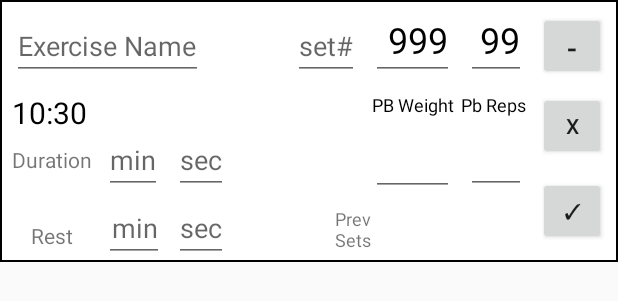
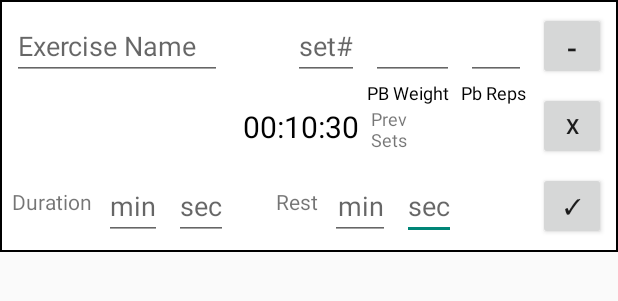
Before and after one commit to heliam1/howtobefit, an Android app: the layout expanded_exerciseset.xml on its own in the app's theme, with its tools: preview values and no code run, on a phone screen of 412 x 824 dp. Shown: the top 301 px of the screen. Run offline under Robolectric (Android 15) with nearby library versions, the phone set to English and light mode, and no system bars.

```diff
--- a/app/src/main/java/com/heliam1/HowToBeFit/models/ExerciseSet.java
+++ b/app/src/main/java/com/heliam1/HowToBeFit/models/ExerciseSet.java
@@ -159,7 +159,7 @@ public class ExerciseSet {
         return pbWeight;
     }
 
-    public void setPbWeight(int pbWeight) {
+    public void setPbWeight(double pbWeight) {
         this.pbWeight = pbWeight;
     }
 
--- a/app/src/main/java/com/heliam1/HowToBeFit/repositories/DatabaseRepository.java
+++ b/app/src/main/java/com/heliam1/HowToBeFit/repositories/DatabaseRepository.java
@@ -446,7 +446,7 @@ public class DatabaseRepository implements WorkoutRepository, ExerciseSetReposit
     @Override
     public void replaceStartExsetListprevset(StartTimeExerciseSetListPreviousExerciseSet prev,
                                              StartTimeExerciseSetListPreviousExerciseSet present) {
-        mStartExsetListprevexset.remove(prev);
+        boolean test = mStartExsetListprevexset.remove(prev);
         mStartExsetListprevexset.add(present.getExerciseSet().getSetOrder() - 1, present);
         calculateSetOrders(mStartExsetListprevexset);
         setStartTimes();
--- a/app/src/main/res/layout/expanded_exerciseset.xml
+++ b/app/src/main/res/layout/expanded_exerciseset.xml
@@ -1,107 +1,60 @@
 <?xml version="1.0" encoding="utf-8"?>
-<android.support.constraint.ConstraintLayout
-    android:id="@+id/expanded_exerciseset"
-    android:layout_height="wrap_content"
-    android:layout_width="match_parent"
-    xmlns:android="http://schemas.android.com/apk/res/android"
+<android.support.constraint.ConstraintLayout xmlns:android="http://schemas.android.com/apk/res/android"
     xmlns:app="http://schemas.android.com/apk/res-auto"
     xmlns:tools="http://schemas.android.com/tools"
+    android:id="@+id/expanded_exerciseset"
+    android:layout_width="match_parent"
+    android:layout_height="wrap_content"
     android:background="@drawable/background_exerciseset"
     android:orientation="horizontal">
     <!-- android:background="@drawable/background_exerciseset" -->
-
-    <android.support.v7.widget.RecyclerView
-        android:id="@+id/recycler_expanded_prev_sets"
-        android:layout_width="0dp"
-        android:layout_height="0dp"
-        android:layout_marginEnd="8dp"
-        app:layout_constraintBottom_toBottomOf="parent"
-        app:layout_constraintEnd_toStartOf="@+id/button_expanded_save"
-        app:layout_constraintStart_toStartOf="@+id/edit_text_expanded_pb_weight"
-        app:layout_constraintTop_toBottomOf="@+id/edit_text_expanded_pb_weight"></android.support.v7.widget.RecyclerView>
-
-    <EditText
-        android:id="@+id/edit_text_expanded_pb_reps"
-        android:layout_width="40dp"
-        android:layout_height="wrap_content"
-        android:maxLines="1"
-        app:layout_constraintBottom_toBottomOf="@+id/edit_text_expanded_duration_seconds"
-        app:layout_constraintEnd_toEndOf="@+id/edit_text_expanded_reps"
-        app:layout_constraintStart_toStartOf="@+id/edit_text_expanded_reps"
-        app:layout_constraintTop_toBottomOf="@+id/label_PB_Reps"
-        app:layout_constraintVertical_bias="1.0" />
-
-    <EditText
-        android:id="@+id/edit_text_expanded_weight"
-        android:layout_width="55dp"
-        android:layout_height="wrap_content"
-        android:layout_marginEnd="8dp"
-        android:gravity="end"
-        android:maxLines="1"
-        android:textColor="@android:color/black"
-        android:textSize="24sp"
-        app:layout_constraintEnd_toStartOf="@+id/edit_text_expanded_reps"
-        app:layout_constraintTop_toTopOf="parent"
-        tools:text="999" />
-
-    <EditText
-        android:id="@+id/edit_text_expanded_reps"
-        android:layout_width="40dp"
-        android:layout_height="wrap_content"
-        android:layout_marginEnd="8dp"
-        android:gravity="end"
-        android:maxLines="1"
-        android:textColor="@android:color/black"
-        android:textSize="24sp"
-        app:layout_constraintEnd_toStartOf="@+id/button_expanded_minimise"
-        app:layout_constraintTop_toTopOf="parent"
-        tools:text="99" />
 
     <EditText
         android:id="@+id/edit_text_expanded_rest_seconds"
         android:layout_width="wrap_content"
         android:layout_height="wrap_content"
+        android:layout_marginBottom="8dp"
+        android:layout_marginEnd="8dp"
+        android:layout_marginStart="8dp"
         android:hint="sec"
         android:maxLines="1"
         android:textAlignment="textEnd"
-        app:layout_constraintStart_toStartOf="@+id/edit_text_expanded_duration_seconds"
-        app:layout_constraintTop_toBottomOf="@+id/edit_text_expanded_duration_seconds" />
+        app:layout_constraintBottom_toBottomOf="parent"
+        app:layout_constraintEnd_toStartOf="@+id/button_expanded_save"
+        app:layout_constraintHorizontal_bias="0.0"
+        app:layout_constraintStart_toEndOf="@+id/edit_text_expanded_rest_minutes" />
 
     <TextView
         android:id="@+id/label_PB_Reps"
         android:layout_width="wrap_content"
         android:layout_height="wrap_content"
         android:layout_marginEnd="8dp"
-        android:layout_marginTop="8dp"
         android:text="Pb Reps"
         android:textColor="@android:color/black"
         android:textSize="12sp"
         app:layout_constraintEnd_toStartOf="@+id/button_expanded_delete"
-        app:layout_constraintTop_toBottomOf="@+id/edit_text_expanded_reps" />
+        app:layout_constraintTop_toBottomOf="@+id/edit_text_expanded_pb_reps" />
 
     <EditText
         android:id="@+id/edit_text_expanded_pb_weight"
         android:layout_width="55dp"
         android:layout_height="wrap_content"
-        android:layout_marginBottom="8dp"
+        android:layout_marginEnd="8dp"
         android:layout_marginTop="8dp"
         android:maxLines="1"
-        app:layout_constraintBottom_toBottomOf="@+id/edit_text_expanded_duration_minutes"
-        app:layout_constraintEnd_toEndOf="@+id/edit_text_expanded_weight"
-        app:layout_constraintStart_toStartOf="@+id/edit_text_expanded_weight"
-        app:layout_constraintTop_toBottomOf="@+id/label_PB_Weight"
-        app:layout_constraintVertical_bias="0.13" />
+        app:layout_constraintEnd_toStartOf="@+id/edit_text_expanded_pb_reps"
+        app:layout_constraintTop_toTopOf="parent" />
 
     <TextView
         android:id="@+id/label_PB_Weight"
         android:layout_width="wrap_content"
         android:layout_height="wrap_content"
-        android:layout_marginTop="8dp"
+        android:layout_marginEnd="8dp"
         android:text="PB Weight"
         android:textColor="@android:color/black"
         android:textSize="12sp"
-        app:layout_constraintEnd_toEndOf="@+id/edit_text_expanded_weight"
-        app:layout_constraintTop_toBottomOf="@+id/edit_text_expanded_weight" />
+        app:layout_constraintEnd_toStartOf="@+id/label_PB_Reps"
+        app:layout_constraintTop_toBottomOf="@+id/edit_text_expanded_pb_weight" />
 
     <Button
         android:id="@+id/button_expanded_save"
@@ -130,25 +83,25 @@
         android:layout_width="wrap_content"
         android:layout_height="wrap_content"
         android:layout_marginEnd="8dp"
-        android:layout_marginStart="8dp"
         android:layout_marginTop="8dp"
         android:hint="set#"
         android:maxLines="1"
-        app:layout_constraintEnd_toStartOf="@+id/edit_text_expanded_weight"
-        app:layout_constraintHorizontal_bias="1.0"
-        app:layout_constraintStart_toEndOf="@+id/edit_text_expanded_name"
+        app:layout_constraintEnd_toStartOf="@+id/edit_text_expanded_pb_weight"
         app:layout_constraintTop_toTopOf="parent" />
 
     <EditText
         android:id="@+id/edit_text_expanded_name"
-        android:layout_width="wrap_content"
+        android:layout_width="140dp"
         android:layout_height="wrap_content"
         android:layout_gravity="left"
+        android:layout_marginEnd="8dp"
         android:layout_marginStart="8dp"
         android:layout_marginTop="8dp"
         android:hint="Exercise Name"
         android:inputType="text"
-        android:maxLines="1"
+        android:maxLines="2"
+        app:layout_constraintEnd_toStartOf="@+id/edit_text_expanded_set_order"
+        app:layout_constraintHorizontal_bias="0.0"
         app:layout_constraintStart_toStartOf="parent"
         app:layout_constraintTop_toTopOf="parent" />
 
@@ -156,46 +109,51 @@
         android:id="@+id/edit_text_expanded_rest_minutes"
         android:layout_width="40dp"
         android:layout_height="wrap_content"
+        android:layout_marginBottom="8dp"
+        android:layout_marginStart="8dp"
         android:hint="min"
         android:maxLines="1"
         android:textAlignment="textEnd"
-        app:layout_constraintStart_toStartOf="@+id/edit_text_expanded_duration_minutes"
-        app:layout_constraintTop_toBottomOf="@+id/edit_text_expanded_duration_minutes" />
+        app:layout_constraintBottom_toBottomOf="parent"
+        app:layout_constraintStart_toEndOf="@+id/label_rest" />
 
     <EditText
         android:id="@+id/edit_text_expanded_duration_seconds"
         android:layout_width="wrap_content"
         android:layout_height="wrap_content"
+        android:layout_marginBottom="8dp"
         android:layout_marginStart="8dp"
         android:hint="sec"
         android:maxLines="1"
         android:textAlignment="textEnd"
-        app:layout_constraintStart_toEndOf="@+id/edit_text_expanded_duration_minutes"
-        app:layout_constraintTop_toTopOf="@+id/edit_text_expanded_duration_minutes" />
+        app:layout_constraintBottom_toBottomOf="parent"
+        app:layout_constraintStart_toEndOf="@+id/edit_text_expanded_duration_minutes" />
 
     <EditText
         android:id="@+id/edit_text_expanded_duration_minutes"
         android:layout_width="wrap_content"
         android:layout_height="wrap_content"
+        android:layout_marginBottom="8dp"
         android:layout_marginStart="8dp"
         android:hint="min"
         android:maxLines="1"
-        app:layout_constraintBottom_toBottomOf="@+id/label_duration"
-        app:layout_constraintStart_toEndOf="@+id/label_duration"
-        app:layout_constraintTop_toTopOf="@+id/label_duration" />
+        app:layout_constraintBottom_toBottomOf="parent"
+        app:layout_constraintStart_toEndOf="@+id/label_duration" />
 
     <TextView
         android:id="@+id/text_view_expanded_start"
         android:layout_width="wrap_content"
         android:layout_height="wrap_content"
-        android:layout_marginStart="8dp"
+        android:layout_marginBottom="8dp"
+        android:layout_marginEnd="8dp"
         android:layout_marginTop="8dp"
         android:gravity="start"
         android:textColor="@android:color/black"
         android:textSize="20sp"
-        app:layout_constraintStart_toStartOf="parent"
-        app:layout_constraintTop_toBottomOf="@+id/edit_text_expanded_name"
-        tools:text="10:30" />
+        app:layout_constraintBottom_toTopOf="@+id/edit_text_expanded_duration_minutes"
+        app:layout_constraintEnd_toStartOf="@+id/label_prev_sets"
+        app:layout_constraintTop_toTopOf="@+id/label_PB_Weight"
+        tools:text="00:10:30" />
 
     <Button
         android:id="@+id/button_expanded_minimise"
@@ -212,34 +170,50 @@
         android:id="@+id/label_duration"
         android:layout_width="wrap_content"
         android:layout_height="wrap_content"
+        android:layout_marginBottom="24dp"
         android:layout_marginStart="8dp"
-        android:layout_marginTop="8dp"
         android:text="Duration"
-        app:layout_constraintStart_toStartOf="parent"
-        app:layout_constraintTop_toBottomOf="@+id/text_view_expanded_start" />
+        app:layout_constraintBottom_toBottomOf="parent"
+        app:layout_constraintStart_toStartOf="parent" />
 
     <TextView
         android:id="@+id/label_rest"
         android:layout_width="wrap_content"
         android:layout_height="wrap_content"
-        android:layout_marginBottom="8dp"
-        android:layout_marginEnd="8dp"
-        android:layout_marginStart="8dp"
+        android:layout_marginBottom="24dp"
+        android:layout_marginStart="32dp"
         android:text="Rest"
-        app:layout_constraintBottom_toBottomOf="@+id/edit_text_expanded_rest_minutes"
-        app:layout_constraintEnd_toStartOf="@+id/edit_text_expanded_rest_minutes"
-        app:layout_constraintStart_toStartOf="parent" />
+        app:layout_constraintBottom_toBottomOf="parent"
+        app:layout_constraintStart_toEndOf="@+id/edit_text_expanded_duration_seconds" />
 
     <TextView
         android:id="@+id/label_prev_sets"
         android:layout_width="wrap_content"
-        android:layout_height="wrap_content"
+        android:layout_height="34dp"
         android:layout_marginStart="8dp"
         android:text="Prev\nSets"
         android:textSize="12dp"
-        app:layout_constraintBottom_toBottomOf="@+id/recycler_expanded_prev_sets"
-        app:layout_constraintEnd_toStartOf="@+id/recycler_expanded_prev_sets"
+        app:layout_constraintStart_toEndOf="@+id/edit_text_expanded_set_order"
+        app:layout_constraintTop_toTopOf="@+id/text_view_expanded_start" />
+
+    <android.support.v7.widget.RecyclerView
+        android:id="@+id/recycler_expanded_prev_sets"
+        android:layout_width="0dp"
+        android:layout_height="0dp"
+        android:layout_marginBottom="8dp"
+        app:layout_constraintBottom_toTopOf="@+id/edit_text_expanded_rest_minutes"
+        app:layout_constraintEnd_toStartOf="@+id/button_expanded_save"
         app:layout_constraintHorizontal_bias="1.0"
-        app:layout_constraintStart_toEndOf="@+id/edit_text_expanded_rest_seconds"
-        app:layout_constraintTop_toTopOf="@+id/recycler_expanded_prev_sets" />
+        app:layout_constraintStart_toEndOf="@+id/label_prev_sets"
+        app:layout_constraintTop_toBottomOf="@+id/label_PB_Weight"></android.support.v7.widget.RecyclerView>
+
+    <EditText
+        android:id="@+id/edit_text_expanded_pb_reps"
+        android:layout_width="40dp"
+        android:layout_height="wrap_content"
+        android:layout_marginEnd="8dp"
+        android:layout_marginTop="8dp"
+        android:maxLines="1"
+        app:layout_constraintEnd_toStartOf="@+id/button_expanded_delete"
+        app:layout_constraintTop_toTopOf="parent" />
 </android.support.constraint.ConstraintLayout>
```
Also changed, not shown: app/src/main/java/com/heliam1/HowToBeFit/ui/ExerciseSets/ExerciseSetsActivity.java (+38 -87 lines), app/src/main/java/com/heliam1/HowToBeFit/ui/ExerciseSets/ExerciseSetsPresenter.java (+15 -28 lines).
